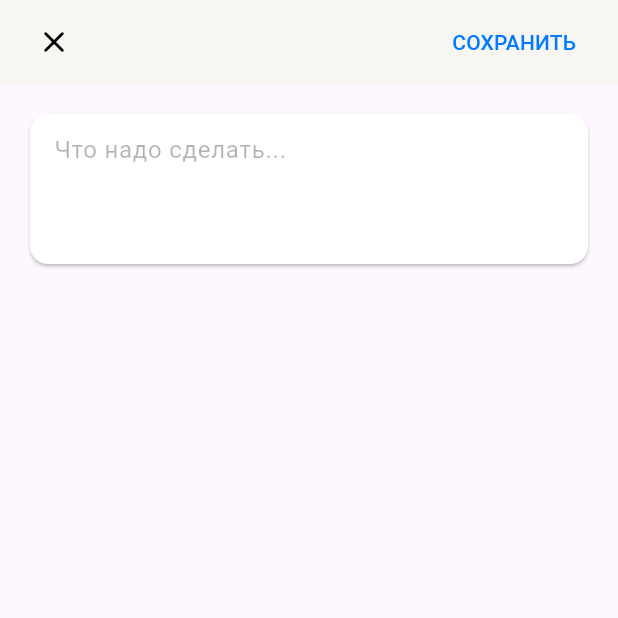
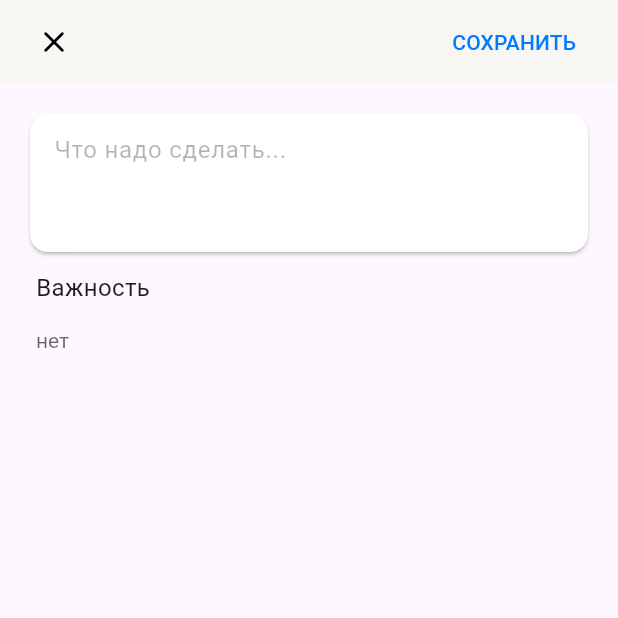
Before and after one commit to Drr4m/To_do_Yandex, a Flutter app: the AddTodoScreen screen opened directly, on a phone screen of 412 x 824 dp, the top half of it. Run offline on Flutter 3.47's test engine with Material 2 defaults, Android fonts, the light colour scheme and no system bars; our stand-ins replace flutter_riverpod.

Commit message:
Added some files :)

```diff
--- a/lib/add_to_do_screen.dart
+++ b/lib/add_to_do_screen.dart
@@ -1,10 +1,32 @@
 import 'package:flutter/material.dart';
+import 'package:flutter_riverpod/flutter_riverpod.dart';
+import 'package:todoyandex/my_tasks.dart';
 
-class AddTodoScreen extends StatelessWidget {
+class AddTodoScreen extends ConsumerStatefulWidget {
+  @override
+  ConsumerState<AddTodoScreen> createState() => _AddTodoScreenState();
+}
+
+class _AddTodoScreenState extends ConsumerState<AddTodoScreen> {
   final TextEditingController _textEditingController = TextEditingController();
+
+  List<DropdownMenuItem<String>> get dropdownItems {
+    List<DropdownMenuItem<String>> menuItems = [
+      const DropdownMenuItem(child: Text("Нет"), value: "Нет"),
+      const DropdownMenuItem(child: Text("Низкая"), value: "Низкая"),
+      const DropdownMenuItem(
+          child: Text(
+            "!! Высокая",
+            style: TextStyle(color: Colors.red),
+          ),
+          value: "Высокая"),
+    ];
+    return menuItems;
+  }
 
   @override
   Widget build(BuildContext context) {
+    var dropdownValue;
     return Scaffold(
       appBar: AppBar(
         backgroundColor: const Color.fromRGBO(247, 246, 242, 1),
@@ -26,7 +48,11 @@ class AddTodoScreen extends StatelessWidget {
             padding: const EdgeInsets.fromLTRB(0, 0, 16, 0),
             child: TextButton(
                 onPressed: () {
-                  Navigator.pop(context, _textEditingController.text);
+                  ref
+                      .read(importance.notifier)
+                      .update((state) => dropdownValue)
+                      .Navigator
+                      .pop(context, _textEditingController.text);
                 },
                 child: const Text('СОХРАНИТЬ',
                     style: TextStyle(
@@ -40,14 +66,16 @@ class AddTodoScreen extends StatelessWidget {
         padding: const EdgeInsets.all(16.0),
         child: Column(
           children: [
-            Card(
-              color: Colors.white,
-              child: SizedBox(
-                height: 100,
+            Container(
+              constraints: const BoxConstraints(
+                minHeight: 100,
+              ),
+              child: Card(
+                color: Colors.white,
                 child: Padding(
                   padding: const EdgeInsets.fromLTRB(16, 0, 16, 16),
                   child: TextField(
-                    decoration: InputDecoration(
+                    decoration: const InputDecoration(
                       hintText: "Что надо сделать...",
                       hintStyle: TextStyle(color: Color.fromRGBO(0, 0, 0, 0.3)),
                       border: InputBorder.none,
@@ -60,6 +88,49 @@ class AddTodoScreen extends StatelessWidget {
                 ),
               ),
             ),
+            Padding(
+              padding: const EdgeInsets.all(8.0),
+              child: Row(
+                children: [
+                  Column(
+                    crossAxisAlignment: CrossAxisAlignment.start,
+                    children: [
+                      const Text(
+                        'Важность',
+                        style: TextStyle(
+                          fontSize: 16,
+                          fontWeight: FontWeight.w400,
+                        ),
+                      ),
+                      SizedBox(
+                        width: 100,
+                        child: DropdownButtonFormField(
+                          icon: Visibility(
+                              visible: false,
+                              child: Icon(Icons.arrow_downward)),
+                          hint: const Text('нет'),
+                          decoration: const InputDecoration(
+                            labelStyle:
+                                TextStyle(color: Color.fromRGBO(0, 0, 0, 0.3)),
+                            border: InputBorder.none,
+                          ),
+                          style: const TextStyle(
+                            color: Colors.black,
+                          ),
+                          value: dropdownValue,
+                          items: dropdownItems,
+                          onChanged: (value) {
+                            setState(() {
+                              dropdownValue = value;
+                            });
+                          },
+                        ),
+                      ),
+                    ],
+                  ),
+                ],
+              ),
+            )
           ],
         ),
       ),
--- a/lib/my_tasks.dart
+++ b/lib/my_tasks.dart
@@ -7,6 +7,11 @@ import 'add_to_do_screen.dart';
 final StateProvider hide = StateProvider<bool>((ref) {
   return false;
 });
+
+final StateProvider importance = StateProvider<String>((ref) {
+  return "Нет";
+});
+
 int count = 0;
 
 class MyTasks extends ConsumerStatefulWidget {
@@ -22,7 +27,7 @@ class _MyTasksState extends ConsumerState<MyTasks> {
   bool checked = false;
   void addTodoItem(String task) {
     setState(() {
-      tasks.add(Task(task, taskIndex, false));
+      tasks.add(Task(ref.read(importance) + task, taskIndex, false));
       taskIndex++;
     });
   }
```
Also changed, not shown: lib/core/themes/src/constants.dart (+0 -47 lines).
